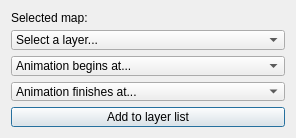
Old version of the form libvisor/animation/Animation_add_wcs_layer.ui in the repository IHCantabria/THREDDSExplorer.
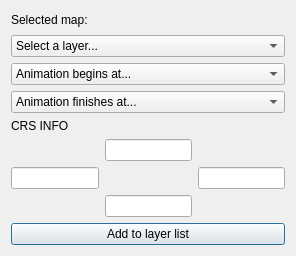
New version of the form.

Commit message:
Animation module can now load and animate WCS layers with an user-defined extent.
WMS layers can not have their extent defined due to how QGIS handles WMS requests (it doesn't store provided BBOX values in its C provider)

```diff
--- a/libvisor/animation/Animation_add_wcs_layer.ui
+++ b/libvisor/animation/Animation_add_wcs_layer.ui
@@ -7,19 +7,19 @@
     <x>0</x>
     <y>0</y>
     <width>296</width>
-    <height>138</height>
+    <height>256</height>
    </rect>
   </property>
   <property name="minimumSize">
    <size>
     <width>296</width>
-    <height>138</height>
+    <height>256</height>
    </size>
   </property>
   <property name="maximumSize">
    <size>
     <width>523</width>
-    <height>138</height>
+    <height>500</height>
    </size>
   </property>
   <property name="windowTitle">
@@ -66,6 +66,41 @@
      </item>
     </widget>
    </item>
+   <item>
+    <layout class="QGridLayout" name="gridLayout" rowminimumheight="0,0,0,0">
+     <property name="sizeConstraint">
+      <enum>QLayout::SetMinimumSize</enum>
+     </property>
+     <property name="topMargin">
+      <number>0</number>
+     </property>
+     <item row="3" column="1">
+      <widget class="QLineEdit" name="southBound"/>
+     </item>
+     <item row="2" column="0">
+      <widget class="QLineEdit" name="westBound"/>
+     </item>
+     <item row="2" column="2">
+      <widget class="QLineEdit" name="eastBound"/>
+     </item>
+     <item row="1" column="1">
+      <widget class="QLineEdit" name="northBound"/>
+     </item>
+     <item row="0" column="0" colspan="3">
+      <widget class="QLabel" name="labelCRS">
+       <property name="minimumSize">
+        <size>
+         <width>276</width>
+         <height>13</height>
+        </size>
+       </property>
+       <property name="text">
+        <string>CRS INFO</string>
+       </property>
+      </widget>
+     </item>
+    </layout>
+   </item>
    <item>
     <widget class="QPushButton" name="buttonAddLayer">
      <property name="text">
```
The commit also changes 4 other files.
